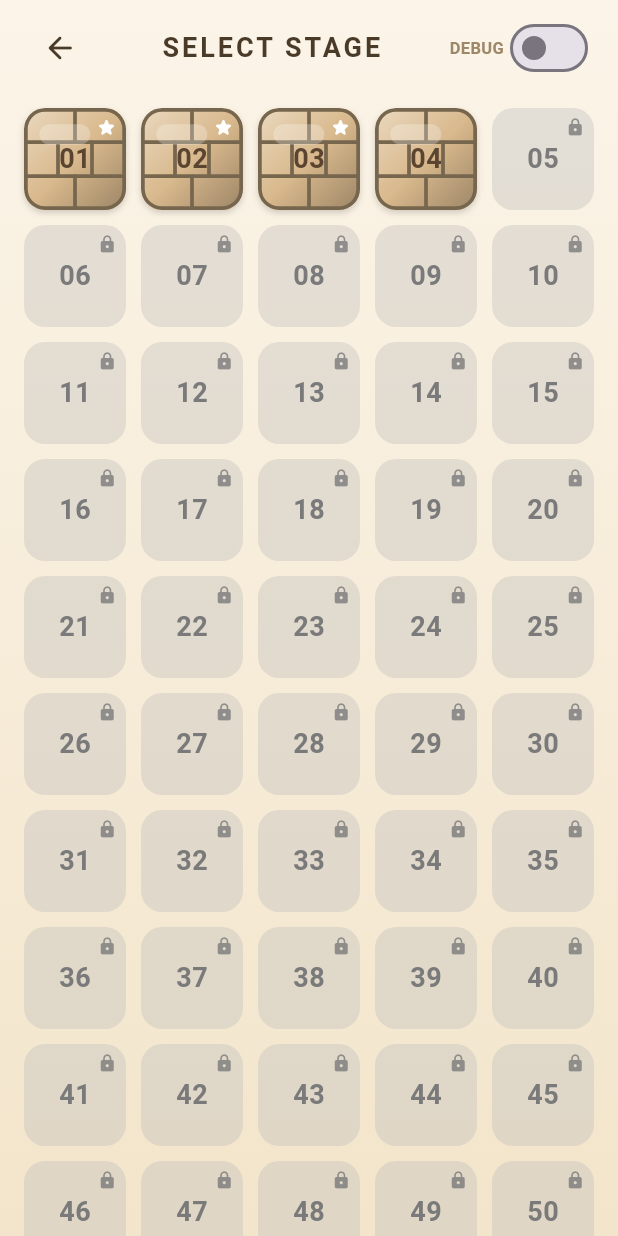
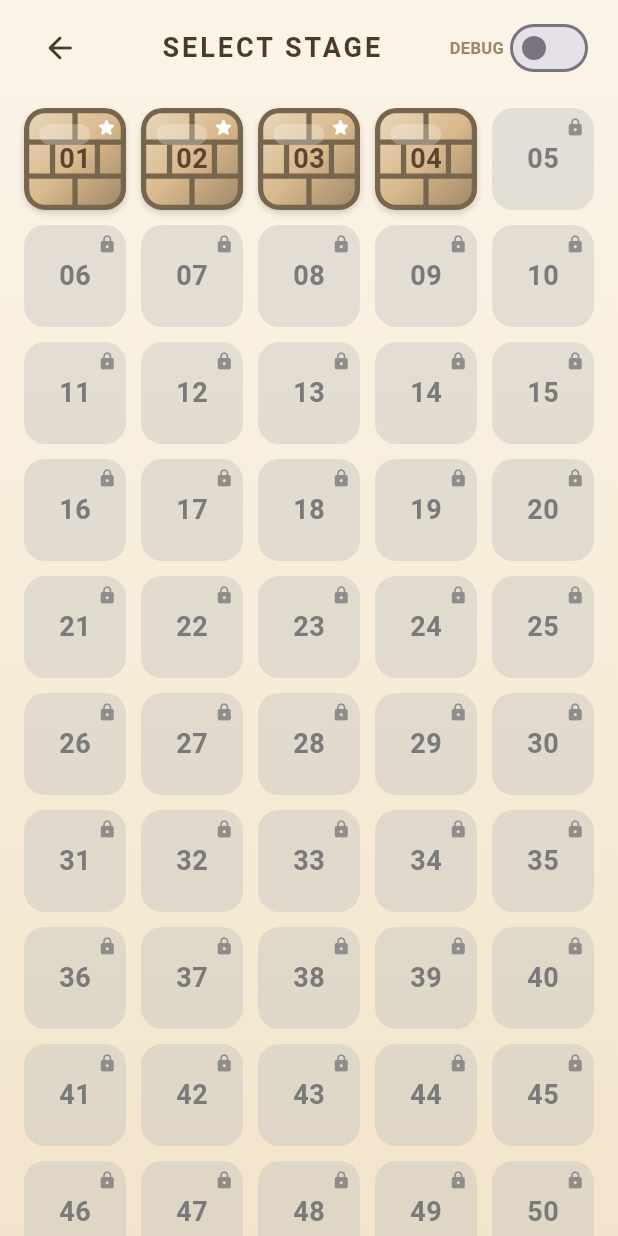
Before and after one commit to GiuocoPiano206905508310/claude.code.book.template, a Flutter app: the screen it shows after launch, after a tap on "PLAY", on a phone screen of 412 x 824 dp. Run offline on Flutter 3.47's test engine with Material 3 defaults, Android fonts, the phone set to English and light mode, and no system bars.

Commit message:
Widen brick mortar seams and keep tile numbers clear of them
The middle row's vertical seams sat close enough to center that stage
numbers could cross them. Pushes those seams out to 0.28/0.72 so the
center brick is wide enough to hold 2-digit numbers cleanly, and
increases mortar line width on both stage tiles and piece cells.

Co-Authored-By: Claude Sonnet 5 <noreply@anthropic.com>
Claude-Session: https://claude.ai/code/session_01SGBjem9DqDcYgnmRmnENLu

```diff
--- a/block_fit_puzzle/lib/screens/stage_select_screen.dart
+++ b/block_fit_puzzle/lib/screens/stage_select_screen.dart
@@ -157,7 +157,7 @@ class _StageTile extends StatelessWidget {
         // locked stages stay flat monochrome gray so the two states read
         // instantly apart at a glance.
         if (unlocked)
-          BrickSurface(color: theme.accentColor, borderRadius: 14, borderWidth: 2.5)
+          BrickSurface(color: theme.accentColor, borderRadius: 14, borderWidth: 3.5)
         else
           DecoratedBox(
             decoration: BoxDecoration(
--- a/block_fit_puzzle/lib/widgets/brick_surface.dart
+++ b/block_fit_puzzle/lib/widgets/brick_surface.dart
@@ -105,13 +105,15 @@ class _BrickWallPainter extends CustomPainter {
 
     // 3 staggered rows (2 bricks / 3 bricks / 2 bricks) on regular-sized
     // cells; a simpler 2-row split on tiny tray-sized cells so the seams
-    // stay legible instead of turning into mud.
+    // stay legible instead of turning into mud. The middle row's dividers
+    // sit well clear of dead-center so content drawn on top (e.g. a stage
+    // number) never crosses a seam.
     final rows = size.shortestSide >= 22 ? 3 : 2;
     final rowHeight = size.height / rows;
     final List<List<double>> dividersByRow = rows == 3
         ? const [
             [0.5],
-            [1 / 3, 2 / 3],
+            [0.28, 0.72],
             [0.5],
           ]
         : const [
--- a/block_fit_puzzle/lib/widgets/puzzle_piece.dart
+++ b/block_fit_puzzle/lib/widgets/puzzle_piece.dart
@@ -85,7 +85,7 @@ class _PieceCell extends StatelessWidget {
       child: BrickSurface(
         color: color,
         borderRadius: cellSize * 0.24,
-        borderWidth: (cellSize * (selected ? 0.11 : 0.09)).clamp(1.2, 4.0),
+        borderWidth: (cellSize * (selected ? 0.15 : 0.13)).clamp(1.6, 5.0),
       ),
     );
   }
```
